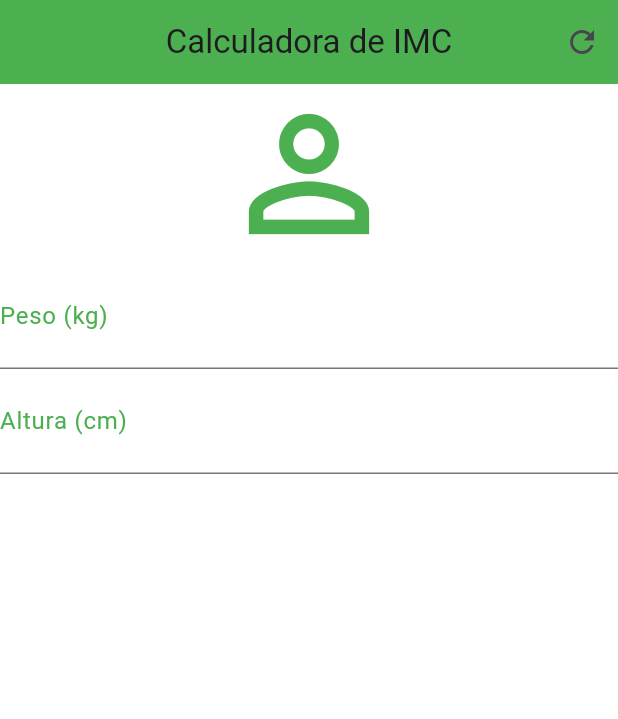
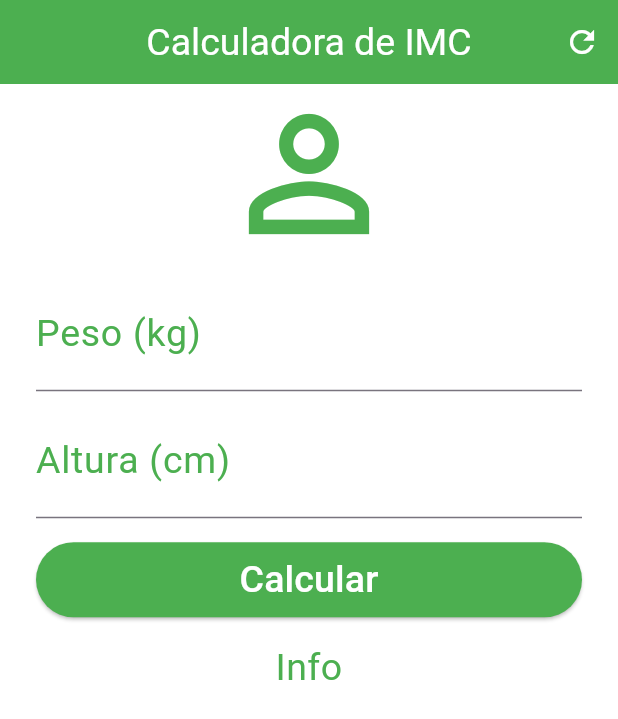
Before and after one commit to MatheusWDB/calculadora_imc, a Flutter app: the screen it shows after launch, after a tap on the "refresh" icon, on a phone screen of 412 x 824 dp. Shown: the top 719 px of the screen. Run offline on Flutter 3.47's test engine with Material 3 defaults, Android fonts, the phone set to English and light mode, and no system bars.

Commit message:
ScrollView e RaisedButton

```diff
--- a/lib/main.dart
+++ b/lib/main.dart
@@ -1,66 +1,23 @@
+import 'package:calculadora_imc/pages/home_page.dart';
 import 'package:flutter/material.dart';
 
 void main() {
-  runApp(MaterialApp(
-    debugShowMaterialGrid: false,
-    home: HomePage(),
-  ));
+  runApp(const MyApp());
 }
 
-class HomePage extends StatefulWidget {
-  const HomePage({super.key});
+class MyApp extends StatelessWidget {
+  const MyApp({super.key});
 
   @override
-  State<HomePage> createState() => _HomePageState();
-}
-
-class _HomePageState extends State<HomePage> {
-  @override
   Widget build(BuildContext context) {
-    return Scaffold(
-      appBar: AppBar(
-        title: Text('Calculadora de IMC'),
-        centerTitle: true,
-        backgroundColor: Colors.green,
-        actions: [
-          IconButton(
-            onPressed: () {},
-            icon: Icon(Icons.refresh),
-          ),
-        ],
+    return MaterialApp(
+      theme: ThemeData(
+        textSelectionTheme: const TextSelectionThemeData(
+          selectionHandleColor: Color(0xff00b7f3), // Altera a cor do handle
+        ),
       ),
-      backgroundColor: Colors.white,
-      body: Column(
-        crossAxisAlignment: CrossAxisAlignment.stretch,
-        spacing: 0.0,
-        children: [
-          Icon(
-            Icons.person_outline,
-            size: 120.0,
-            color: Colors.green,
-          ),
-          TextField(
-            keyboardType: TextInputType.number,
-            decoration: InputDecoration(
-              labelText: 'Peso (kg)',
-              suffixText: 'kg',
-              labelStyle: TextStyle(color: Colors.green),
-            ),
-            textAlign: TextAlign.center,
-            style: TextStyle(color: Colors.green, fontSize: 25.0),
-          ),
-          TextField(
-            keyboardType: TextInputType.number,
-            decoration: InputDecoration(
-              labelText: 'Altura (cm)',
-              suffixText: 'cm',
-              labelStyle: TextStyle(color: Colors.green),
-            ),
-            textAlign: TextAlign.center,
-            style: TextStyle(color: Colors.green, fontSize: 25.0),
-          ),
-        ],
-      ),
+      debugShowCheckedModeBanner: false,
+      home: const HomePage(),
     );
   }
 }
--- /dev/null
+++ b/lib/pages/home_page.dart
@@ -0,0 +1,113 @@
+import 'package:flutter/material.dart';
+
+class HomePage extends StatefulWidget {
+  const HomePage({super.key});
+
+  @override
+  State<HomePage> createState() => _HomePageState();
+}
+
+class _HomePageState extends State<HomePage> {
+  @override
+  Widget build(BuildContext context) {
+    return SafeArea(
+      child: Scaffold(
+        appBar: AppBar(
+          title: Text(
+            'Calculadora de IMC',
+          ),
+          titleTextStyle: TextStyle(
+            color: Colors.white,
+            fontSize: 25,
+          ),
+          centerTitle: true,
+          backgroundColor: Colors.green,
+          actions: [
+            IconButton(
+              onPressed: () {},
+              icon: Icon(Icons.refresh),
+              color: Colors.white,
+            ),
+          ],
+        ),
+        backgroundColor: Colors.white,
+        body: SingleChildScrollView(
+          padding: const EdgeInsets.symmetric(horizontal: 24.0),
+          child: Column(
+            crossAxisAlignment: CrossAxisAlignment.stretch,
+            spacing: 8.0,
+            children: [
+              Icon(
+                Icons.person_outline,
+                size: 120.0,
+                color: Colors.green,
+              ),
+              TextField(
+                keyboardType: TextInputType.number,
+                decoration: InputDecoration(
+                  labelText: 'Peso (kg)',
+                  suffixText: 'kg',
+                  labelStyle: TextStyle(
+                    color: Colors.green,
+                    fontSize: 25,
+                  ),
+                  suffixStyle: TextStyle(
+                    color: Colors.green,
+                    fontSize: 25,
+                  ),
+                ),
+                textAlign: TextAlign.center,
+                style: TextStyle(
+                  color: Colors.green,
+                  fontSize: 25.0,
+                ),
+              ),
+              TextField(
+                keyboardType: TextInputType.number,
+                decoration: InputDecoration(
+                  labelText: 'Altura (cm)',
+                  suffixText: 'cm',
+                  labelStyle: TextStyle(
+                    color: Colors.green,
+                    fontSize: 25,
+                  ),
+                  suffixStyle: TextStyle(color: Colors.green, fontSize: 25),
+                ),
+                textAlign: TextAlign.center,
+                style: TextStyle(
+                  color: Colors.green,
+                  fontSize: 25.0,
+                ),
+              ),
+              Padding(
+                padding: const EdgeInsets.symmetric(vertical: 8.0),
+                child: ElevatedButton(
+                  style: ElevatedButton.styleFrom(
+                    backgroundColor: Colors.green,
+                    fixedSize: Size(50, 50),
+                  ),
+                  onPressed: () {},
+                  child: Text(
+                    'Calcular',
+                    style: TextStyle(
+                      color: Colors.white,
+                      fontSize: 25.0,
+                    ),
+                  ),
+                ),
+              ),
+              Text(
+                'Info',
+                textAlign: TextAlign.center,
+                style: TextStyle(
+                  color: Colors.green,
+                  fontSize: 25.0,
+                ),
+              ),
+            ],
+          ),
+        ),
+      ),
+    );
+  }
+}
```
Also changed, not shown: 4 other files.
